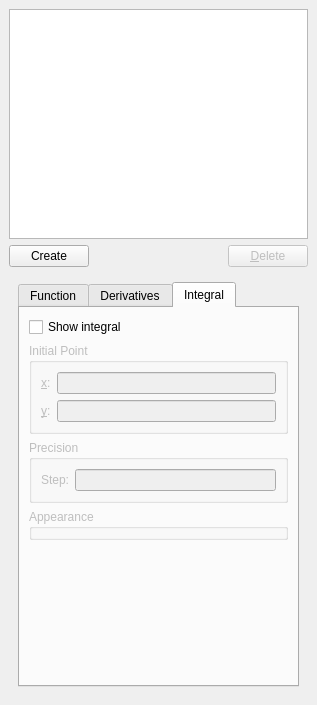
Old version of the form kmplot/functioneditorwidget.ui in the repository KDE/kmplot.
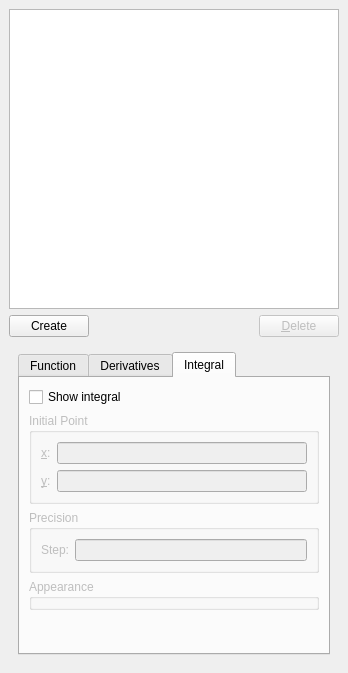
New version of the form. The open tabs and pages were chosen to show the change. Custom widgets are drawn as their Qt base class.

Commit message: make more room for the list but the dialog is still too high

What changed in the file:
```diff
--- a/kmplot/functioneditorwidget.ui
+++ b/kmplot/functioneditorwidget.ui
@@ -1,16 +1,16 @@
 <ui version="4.0" >
  <class>FunctionEditorWidget</class>
- <widget class="QWidget" name="FunctionEditorWidget" >
-  <property name="geometry" >
+ <widget class="QWidget" name="FunctionEditorWidget">
+  <property name="geometry">
    <rect>
     <x>0</x>
     <y>0</y>
-    <width>317</width>
-    <height>705</height>
+    <width>348</width>
+    <height>673</height>
    </rect>
   </property>
-  <layout class="QVBoxLayout" >
-   <property name="spacing" >
+  <layout class="QVBoxLayout" stretch="5000,1,100">
+   <property name="spacing">
     <number>6</number>
    </property>
    <property name="leftMargin" >
@@ -46,24 +46,12 @@
      <property name="leftMargin" >
       <number>0</number>
      </property>
-     <property name="topMargin" >
-      <number>0</number>
-     </property>
-     <property name="rightMargin" >
-      <number>0</number>
-     </property>
-     <property name="bottomMargin" >
-      <number>0</number>
-     </property>
-     <property name="horizontalSpacing" >
+     <property name="spacing">
       <number>6</number>
      </property>
-     <property name="verticalSpacing" >
-      <number>6</number>
-     </property>
-     <item row="0" column="2" >
-      <widget class="QPushButton" name="deleteButton" >
-       <property name="enabled" >
+     <item row="0" column="2">
+      <widget class="QPushButton" name="deleteButton">
+       <property name="enabled">
         <bool>false</bool>
        </property>
        <property name="toolTip" >
@@ -342,25 +330,13 @@
           <attribute name="title" >
            <string>Integral</string>
           </attribute>
-          <layout class="QVBoxLayout" >
-           <property name="spacing" >
-            <number>6</number>
-           </property>
-           <property name="leftMargin" >
+          <layout class="QGridLayout" name="gridLayout">
+           <property name="margin">
             <number>9</number>
            </property>
-           <property name="topMargin" >
-            <number>9</number>
-           </property>
-           <property name="rightMargin" >
-            <number>9</number>
-           </property>
-           <property name="bottomMargin" >
-            <number>9</number>
-           </property>
-           <item>
-            <widget class="QCheckBox" name="showIntegral" >
-             <property name="toolTip" >
+           <item row="0" column="0">
+            <widget class="QCheckBox" name="showIntegral">
+             <property name="toolTip">
               <string>hide the plot</string>
              </property>
              <property name="whatsThis" >
@@ -371,9 +347,9 @@
              </property>
             </widget>
            </item>
-           <item>
-            <widget class="QGroupBox" name="groupBox_6" >
-             <property name="enabled" >
+           <item row="1" column="0">
+            <widget class="QGroupBox" name="groupBox_6">
+             <property name="enabled">
               <bool>false</bool>
              </property>
              <property name="toolTip" >
@@ -382,28 +358,16 @@
              <property name="title" >
               <string>Initial Point</string>
              </property>
-             <layout class="QGridLayout" >
-              <property name="leftMargin" >
+             <layout class="QGridLayout">
+              <property name="margin">
                <number>9</number>
               </property>
-              <property name="topMargin" >
-               <number>9</number>
-              </property>
-              <property name="rightMargin" >
-               <number>9</number>
-              </property>
-              <property name="bottomMargin" >
-               <number>9</number>
-              </property>
-              <property name="horizontalSpacing" >
+              <property name="spacing">
                <number>6</number>
               </property>
-              <property name="verticalSpacing" >
-               <number>6</number>
-              </property>
-              <item row="0" column="0" >
-               <widget class="QLabel" name="textLabel1_5" >
-                <property name="text" >
+              <item row="0" column="0">
+               <widget class="QLabel" name="textLabel1_5">
+                <property name="text">
                  <string>&amp;x:</string>
                 </property>
                 <property name="buddy" >
@@ -411,9 +375,9 @@
                 </property>
                </widget>
               </item>
-              <item row="1" column="0" >
-               <widget class="QLabel" name="textLabel1_5_2" >
-                <property name="text" >
+              <item row="1" column="0">
+               <widget class="QLabel" name="textLabel1_5_2">
+                <property name="text">
                  <string>&amp;y:</string>
                 </property>
                 <property name="buddy" >
@@ -421,9 +385,9 @@
                 </property>
                </widget>
               </item>
-              <item row="0" column="1" >
-               <widget class="EquationEdit" name="txtInitX" >
-                <property name="toolTip" >
+              <item row="0" column="1">
+               <widget class="EquationEdit" name="txtInitX">
+                <property name="toolTip">
                  <string>Enter the initial x-point,for instance 2 or pi</string>
                 </property>
                 <property name="whatsThis" >
@@ -431,9 +395,9 @@
                 </property>
                </widget>
               </item>
-              <item row="1" column="1" >
-               <widget class="EquationEdit" name="txtInitY" >
-                <property name="toolTip" >
+              <item row="1" column="1">
+               <widget class="EquationEdit" name="txtInitY">
+                <property name="toolTip">
                  <string>enter the initial y-point, eg 2 or pi</string>
                 </property>
                 <property name="whatsThis" >
@@ -444,9 +408,9 @@
              </layout>
             </widget>
            </item>
-           <item>
-            <widget class="QGroupBox" name="groupBox_8" >
-             <property name="enabled" >
+           <item row="2" column="0">
+            <widget class="QGroupBox" name="groupBox_8">
+             <property name="enabled">
               <bool>false</bool>
              </property>
              <property name="toolTip" >
@@ -455,8 +419,8 @@
              <property name="title" >
               <string>Precision</string>
              </property>
-             <layout class="QHBoxLayout" >
-              <property name="spacing" >
+             <layout class="QHBoxLayout">
+              <property name="spacing">
                <number>6</number>
               </property>
               <property name="leftMargin" >
@@ -472,8 +436,8 @@
                <number>9</number>
               </property>
               <item>
-               <widget class="QLabel" name="label_6" >
-                <property name="text" >
+               <widget class="QLabel" name="label_6">
+                <property name="text">
                  <string>Step:</string>
                 </property>
                 <property name="buddy" >
@@ -482,14 +446,14 @@
                </widget>
               </item>
               <item>
-               <widget class="EquationEdit" name="integralStep" />
+               <widget class="EquationEdit" name="integralStep"/>
               </item>
              </layout>
             </widget>
            </item>
-           <item>
-            <widget class="PlotStyleWidget" name="cartesian_integral" >
-             <property name="enabled" >
+           <item row="3" column="0">
+            <widget class="PlotStyleWidget" name="cartesian_integral">
+             <property name="enabled">
               <bool>false</bool>
              </property>
              <property name="title" >
@@ -497,12 +461,12 @@
              </property>
             </widget>
            </item>
-           <item>
+           <item row="4" column="0">
             <spacer>
-             <property name="orientation" >
+             <property name="orientation">
               <enum>Qt::Vertical</enum>
              </property>
-             <property name="sizeHint" >
+             <property name="sizeHint" stdset="0">
               <size>
                <width>10</width>
                <height>79</height>
@@ -1120,6 +1084,12 @@
    <extends>QLineEdit</extends>
    <header>klineedit.h</header>
   </customwidget>
+  <customwidget>
+   <class>KTabWidget</class>
+   <extends>QTabWidget</extends>
+   <header>ktabwidget.h</header>
+   <container>1</container>
+  </customwidget>
   <customwidget>
    <class>EquationEdit</class>
    <extends>KLineEdit</extends>
@@ -1148,12 +1118,6 @@
    <extends>QListWidget</extends>
    <header>functioneditor.h</header>
   </customwidget>
-  <customwidget>
-   <class>KTabWidget</class>
-   <extends>QTabWidget</extends>
-   <header>ktabwidget.h</header>
-   <container>1</container>
-  </customwidget>
  </customwidgets>
  <tabstops>
   <tabstop>functionList</tabstop>
```
Left out of the diff: 841 changed lines with no effect on the pictures.
